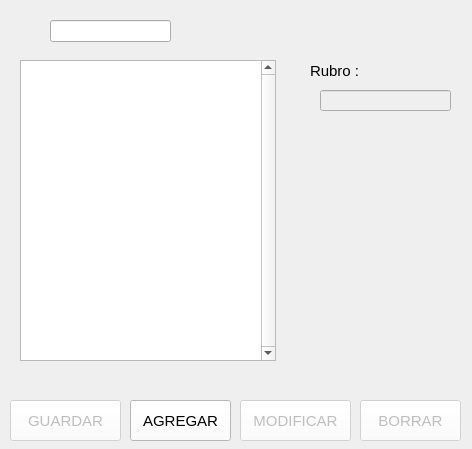
Old version of the form Vista/abmRubro.ui in the repository mjroson/PQt5-Stock-Venta-CuentaCorriente.
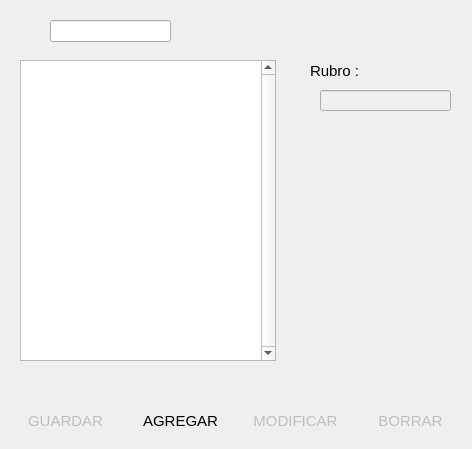
New version of the form. Icons and pictures are not drawn.

Patch:
```diff
--- a/Vista/abmRubro.ui
+++ b/Vista/abmRubro.ui
@@ -35,7 +35,10 @@
     </font>
    </property>
    <property name="styleSheet">
-    <string notr="true">background-color: rgb(255, 255, 255);</string>
+    <string notr="true">background: qradialgradient(cx: 0.3, cy: -0.4,
+fx: 0.3, fy: -0.4,
+radius: 1.35, stop: 0 #fff, stop: 1 #bbb);
+border-radius: 11px;</string>
    </property>
    <property name="text">
     <string>BORRAR</string>
@@ -70,7 +73,10 @@
     </font>
    </property>
    <property name="styleSheet">
-    <string notr="true">background-color: rgb(255, 255, 255);</string>
+    <string notr="true">background: qradialgradient(cx: 0.3, cy: -0.4,
+fx: 0.3, fy: -0.4,
+radius: 1.35, stop: 0 #fff, stop: 1 #bbb);
+border-radius: 11px;</string>
    </property>
    <property name="text">
     <string>AGREGAR</string>
@@ -108,7 +114,10 @@
     </font>
    </property>
    <property name="styleSheet">
-    <string notr="true">background-color: rgb(255, 255, 255);</string>
+    <string notr="true">background: qradialgradient(cx: 0.3, cy: -0.4,
+fx: 0.3, fy: -0.4,
+radius: 1.35, stop: 0 #fff, stop: 1 #bbb);
+border-radius: 11px;</string>
    </property>
    <property name="text">
     <string>GUARDAR</string>
@@ -146,7 +155,10 @@
     </font>
    </property>
    <property name="styleSheet">
-    <string notr="true">background-color: rgb(255, 255, 255);</string>
+    <string notr="true">background: qradialgradient(cx: 0.3, cy: -0.4,
+fx: 0.3, fy: -0.4,
+radius: 1.35, stop: 0 #fff, stop: 1 #bbb);
+border-radius: 11px;</string>
    </property>
    <property name="text">
     <string>MODIFICAR</string>
```
Left out of the diff: 18 changed lines with no effect on the pictures.
